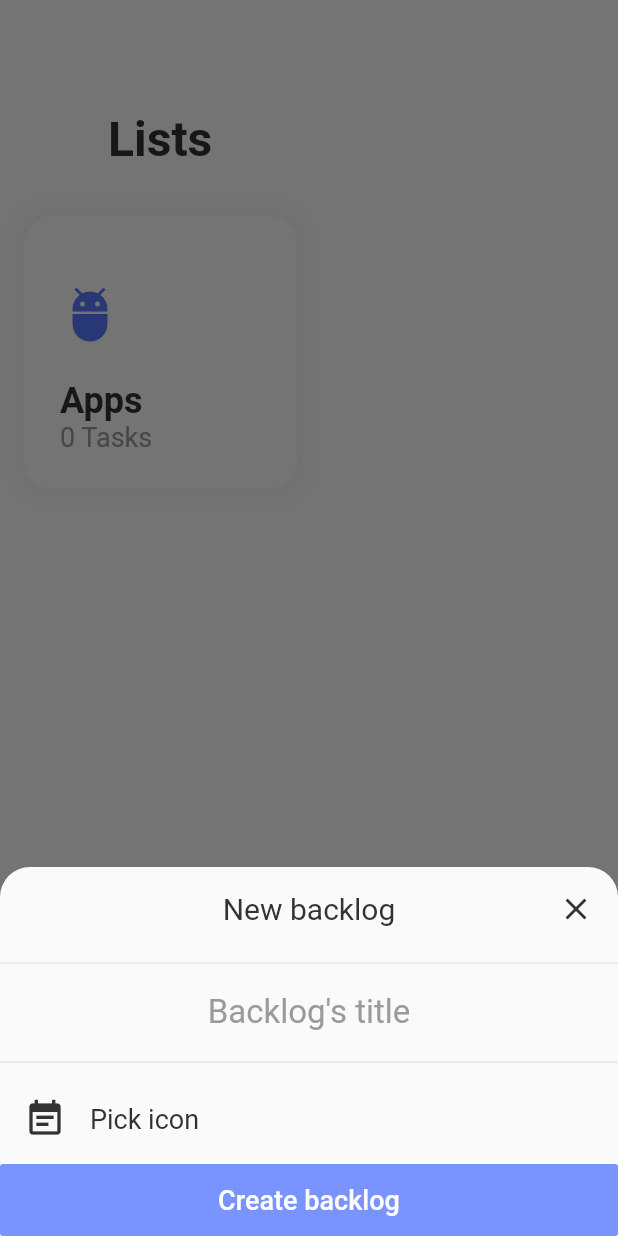
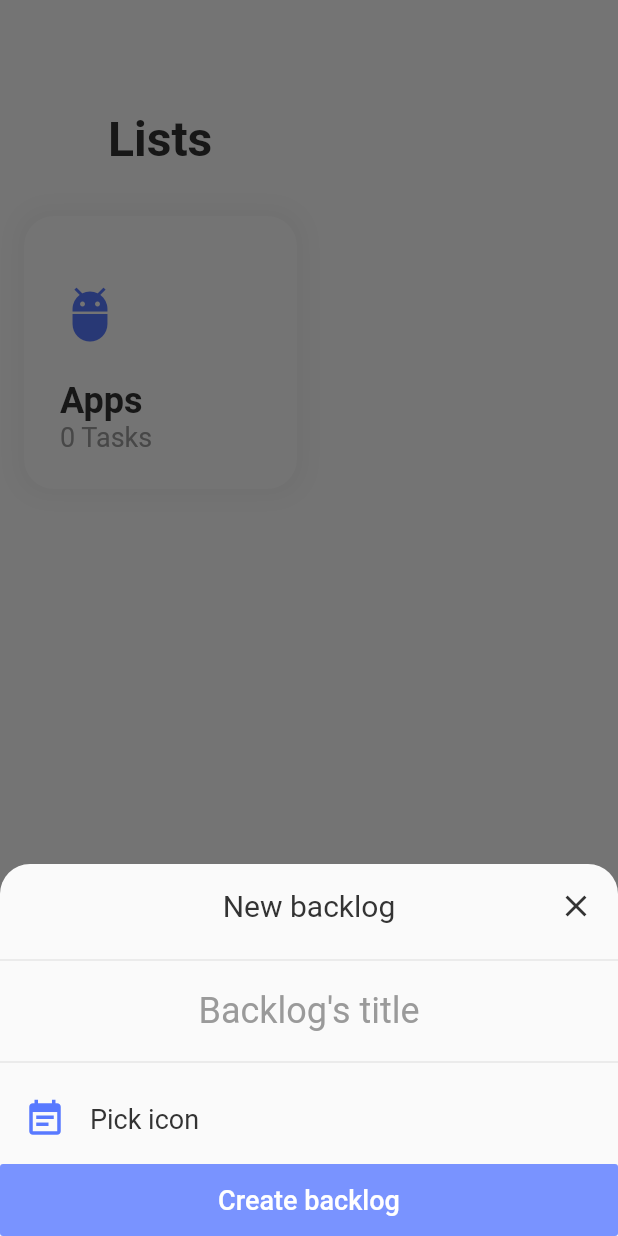
Before and after one commit to kamilraczka/backlogs, a Flutter app: the screen it shows after launch, after a tap on the "add" icon, on a phone screen of 412 x 824 dp. Run offline on Flutter 3.47's test engine with Material 2 defaults, Android fonts, the phone set to English and light mode, and no system bars; our stand-ins replace bloc, flutter_bloc, tinycolor; missing offline and left inert: flutter_iconpicker.

Commit message:
little changes in UI

```diff
--- a/backlogs/lib/widgets/add_edit_backlog.dart
+++ b/backlogs/lib/widgets/add_edit_backlog.dart
@@ -97,7 +97,7 @@ class AddEditBacklogState extends State<AddEditBacklog> {
               TextField(
                 controller: controller,
                 maxLines: 1,
-                style: TextStyle(fontSize: 22.0),
+                style: TextStyle(fontSize: 24.0),
                 textAlign: TextAlign.center,
                 focusNode: focusNode,
                 decoration: InputDecoration(
@@ -113,13 +113,10 @@ class AddEditBacklogState extends State<AddEditBacklog> {
                   children: <Widget>[
                     Padding(
                       padding: const EdgeInsets.all(16.0),
-                      child: AnimatedSwitcher(
-                        duration: Duration(microseconds: 2000),
-                        child: Icon(
-                          pickedIconData,
-                          color: ColorsLibrary.textColorBold,
-                          size: 28.0,
-                        ),
+                      child: Icon(
+                        pickedIconData,
+                        color: ColorsLibrary.accentColor0,
+                        size: 28.0,
                       ),
                     ),
                     Text(
```
